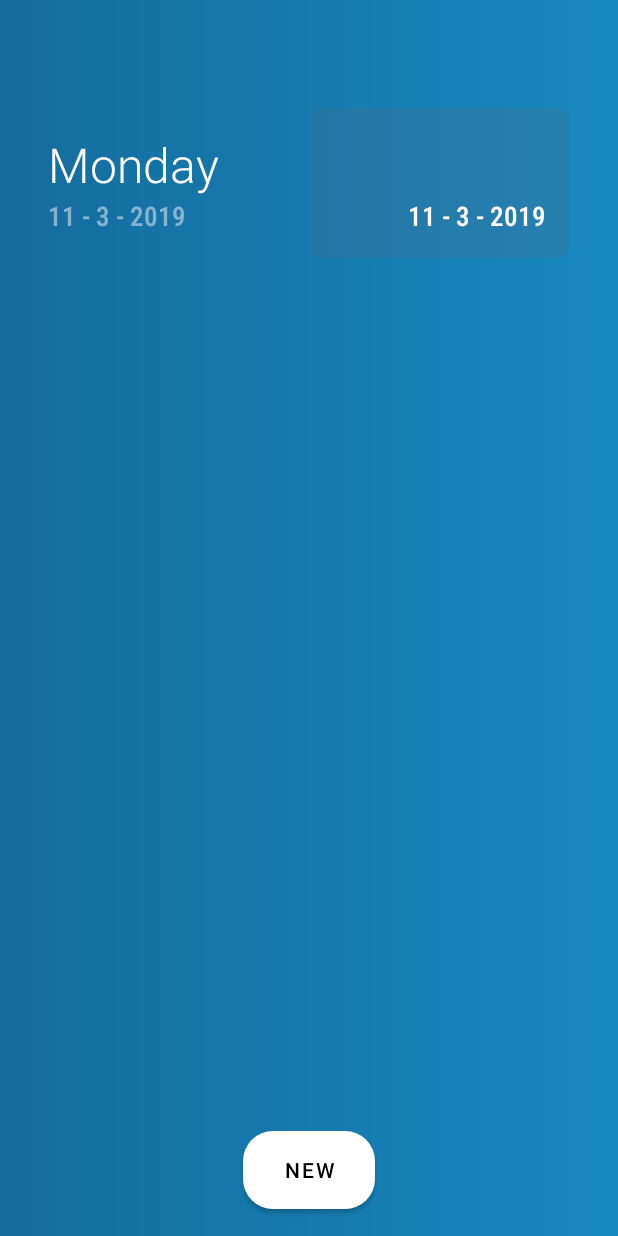
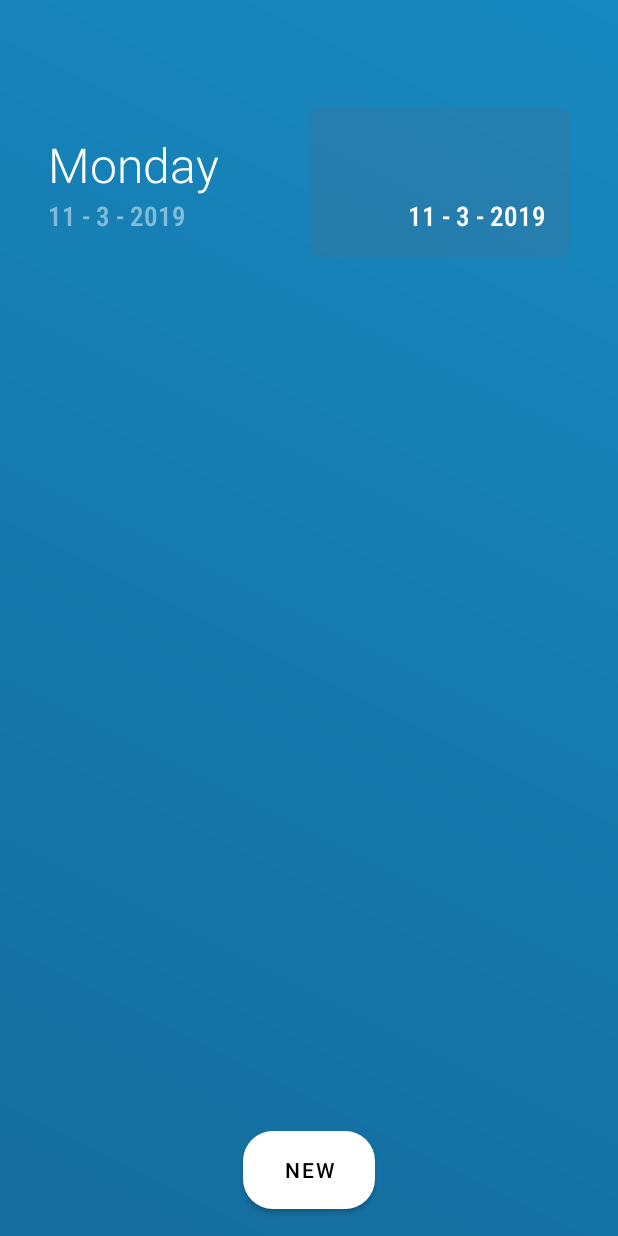
Before and after one commit to phuongtinhbien/todos, an Android app: the layout activity_main.xml on its own in the app's theme, with its tools: preview values and no code run, on a phone screen of 412 x 824 dp. Run offline under Robolectric (Android 15) with nearby library versions, the phone set to English and light mode, and no system bars.

Commit message:
Change color

```diff
--- a/app/src/main/res/drawable/gradient.xml
+++ b/app/src/main/res/drawable/gradient.xml
@@ -4,6 +4,7 @@
     <gradient
         android:startColor="@color/colorPrimaryDark"
         android:endColor="@color/colorPrimary"
-        android:gradientRadius="90"></gradient>
+        android:gradientRadius="90"
+        android:angle="45"></gradient>
 
 </shape>
--- a/app/src/main/res/values/styles.xml
+++ b/app/src/main/res/values/styles.xml
@@ -5,6 +5,7 @@
         <item name="colorPrimary">@color/colorPrimary</item>
         <item name="colorPrimaryDark">@color/colorPrimaryDark</item>
         <item name="colorAccent">@color/colorAccent</item>
+        <item name="android:statusBarColor">@android:color/transparent</item>
     </style>
 
     <style name="AppTheme.NoActionBar">
```
